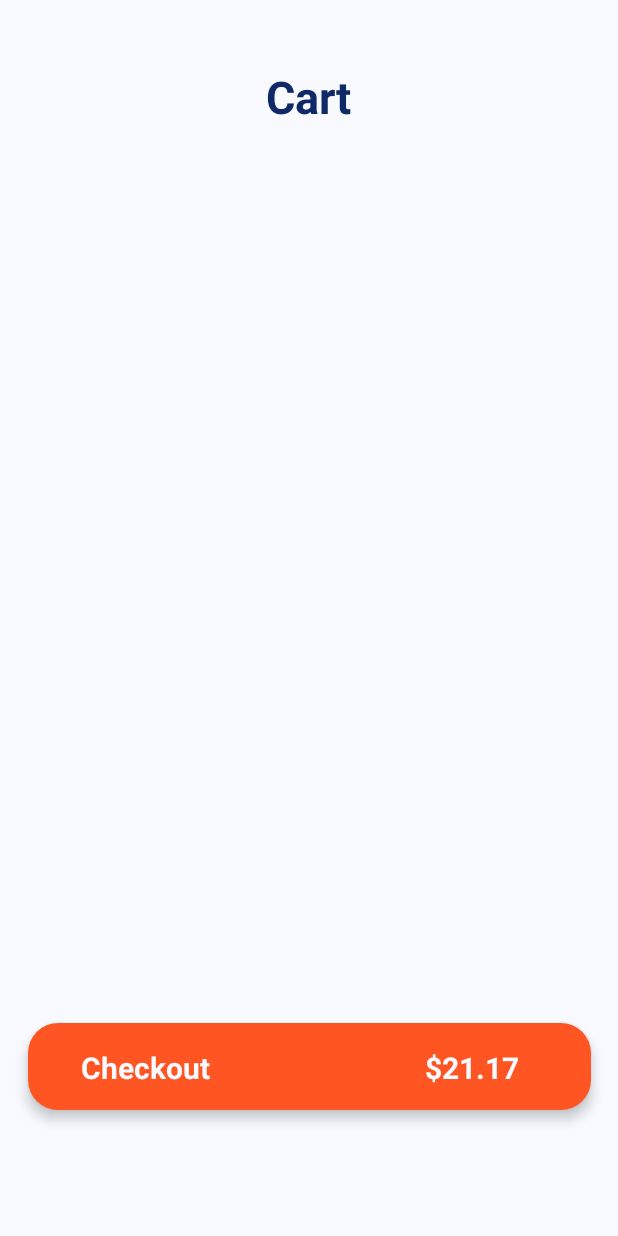
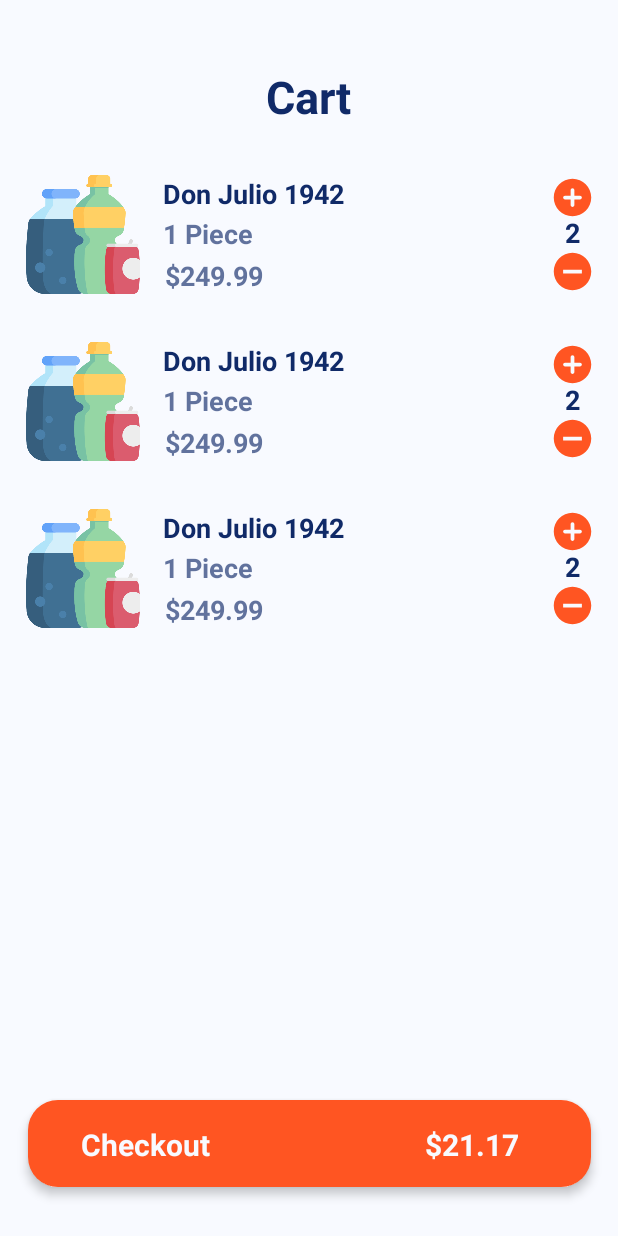
Before and after one commit to sevenwhiteclouds/happydays, an Android app: the layout fragment_cart.xml on its own in the app's theme, with its tools: preview values and no code run, on a phone screen of 412 x 824 dp. Run offline under Robolectric (Android 15) with nearby library versions, the phone set to English and light mode, and no system bars.

Commit message:
cart item design done

```diff
--- a/app/src/main/java/com/kdub/happydays/HomeFragment.java
+++ b/app/src/main/java/com/kdub/happydays/HomeFragment.java
@@ -266,13 +266,13 @@ public class HomeFragment extends Fragment {
     firstName = firstName.substring(0, 1).toUpperCase() + firstName.substring(1);
 
     if (currentHour < 12) {
-      homeHeadingText.setText("Good morning, " + firstName);
+      homeHeadingText.setText("Good morning, " + firstName + " \uD83D\uDC4B");
     }
     else if (currentHour < 18) {
-      homeHeadingText.setText("Good afternoon, " + firstName);
+      homeHeadingText.setText("Good afternoon, " + firstName + " \uD83D\uDC4B");
     }
     else {
-      homeHeadingText.setText("Good evening, " + firstName);
+      homeHeadingText.setText("Good evening, " + firstName + " \uD83D\uDC4B");
     }
   }
 }
--- /dev/null
+++ b/app/src/main/res/drawable/ic_baseline_add_24.xml
@@ -0,0 +1,5 @@
+<vector android:height="24dp" android:tint="#FFFFFF"
+    android:viewportHeight="24" android:viewportWidth="24"
+    android:width="24dp" xmlns:android="http://schemas.android.com/apk/res/android">
+    <path android:fillColor="@android:color/white" android:pathData="M19,13h-6v6h-2v-6H5v-2h6V5h2v6h6v2z"/>
+</vector>
--- /dev/null
+++ b/app/src/main/res/drawable/ic_baseline_remove_circle_24.xml
@@ -0,0 +1,5 @@
+<vector android:height="24dp" android:tint="#FFFFFF"
+    android:viewportHeight="24" android:viewportWidth="24"
+    android:width="24dp" xmlns:android="http://schemas.android.com/apk/res/android">
+    <path android:fillColor="@android:color/white" android:pathData="M12,2C6.48,2 2,6.48 2,12s4.48,10 10,10 10,-4.48 10,-10S17.52,2 12,2zM17,13L7,13v-2h10v2z"/>
+</vector>
--- /dev/null
+++ b/app/src/main/res/layout/cart_item.xml
@@ -0,0 +1,124 @@
+<?xml version="1.0" encoding="utf-8"?>
+<androidx.constraintlayout.widget.ConstraintLayout xmlns:android="http://schemas.android.com/apk/res/android"
+    xmlns:app="http://schemas.android.com/apk/res-auto"
+    xmlns:tools="http://schemas.android.com/tools"
+    android:id="@+id/cart_recycle_view_constraint_layout_parent"
+    android:layout_width="match_parent"
+    android:layout_height="wrap_content"
+    app:cardBackgroundColor="@color/white"
+    app:cardCornerRadius="25dp">
+
+    <RelativeLayout
+        android:id="@+id/cart_recycle_view_relative_layout_child"
+        android:layout_width="381dp"
+        android:layout_height="79dp"
+        android:layout_marginStart="16dp"
+        android:layout_marginTop="16dp"
+        android:layout_marginEnd="16dp"
+        android:layout_marginBottom="16dp"
+        android:background="@color/white"
+        app:layout_constraintBottom_toBottomOf="parent"
+        app:layout_constraintEnd_toEndOf="parent"
+        app:layout_constraintStart_toStartOf="parent"
+        app:layout_constraintTop_toTopOf="parent">
+
+        <ImageView
+            android:id="@+id/cart_recycle_view_item_image"
+            android:layout_width="80dp"
+            android:layout_height="match_parent"
+            android:layout_alignParentStart="true"
+            android:layout_alignParentTop="true"
+            android:layout_alignParentBottom="true"
+            android:layout_marginStart="0dp"
+            android:layout_marginTop="0dp"
+            android:layout_marginBottom="0dp"
+            app:srcCompat="@drawable/beverages" />
+
+        <TextView
+            android:id="@+id/cart_recycle_view_relative_layout_item_name"
+            android:layout_width="wrap_content"
+            android:layout_height="wrap_content"
+            android:layout_alignParentTop="true"
+            android:layout_marginStart="13dp"
+            android:layout_marginTop="0dp"
+            android:layout_marginEnd="78dp"
+            android:layout_toStartOf="@+id/cart_recycle_view_amount_in_cart"
+            android:layout_toEndOf="@+id/cart_recycle_view_item_image"
+            android:gravity="top"
+            android:text="Don Julio 1942"
+            android:textColor="@color/third"
+            android:textSize="18sp"
+            android:textStyle="bold" />
+
+        <TextView
+            android:id="@+id/cart_recycle_view_relative_layout_item_denomination"
+            android:layout_width="wrap_content"
+            android:layout_height="wrap_content"
+            android:layout_below="@+id/cart_recycle_view_relative_layout_item_name"
+            android:layout_alignStart="@+id/cart_recycle_view_relative_layout_item_name"
+            android:layout_marginStart="0dp"
+            android:layout_marginTop="2dp"
+            android:layout_marginEnd="188dp"
+            android:layout_toStartOf="@+id/cart_recycle_view_relative_layout_item_remove_button"
+            android:text="1 Piece"
+            android:textColor="#A6102A68"
+            android:textSize="18sp"
+            android:textStyle="bold" />
+
+        <TextView
+            android:id="@+id/cart_recycle_view_relative_layout_item_price"
+            android:layout_width="wrap_content"
+            android:layout_height="wrap_content"
+            android:layout_below="@+id/cart_recycle_view_relative_layout_item_denomination"
+            android:layout_alignStart="@+id/cart_recycle_view_relative_layout_item_name"
+            android:layout_alignParentBottom="true"
+            android:layout_marginStart="0dp"
+            android:layout_marginTop="2dp"
+            android:layout_marginEnd="191dp"
+            android:layout_marginBottom="0dp"
+            android:layout_toStartOf="@+id/cart_recycle_view_relative_layout_item_remove_button"
+            android:gravity="bottom|end"
+            android:text="$249.99"
+            android:textColor="#A6102A68"
+            android:textSize="18sp"
+            android:textStyle="bold" />
+
+        <ImageView
+            android:id="@+id/cart_recycle_view_relative_layout_item_add_button"
+            android:layout_width="30dp"
+            android:layout_height="30dp"
+            android:layout_alignParentTop="true"
+            android:layout_alignParentEnd="true"
+            android:layout_marginTop="0dp"
+            android:layout_marginEnd="0dp"
+            app:srcCompat="@drawable/ic_round_add_circle_24"
+            app:tint="@color/secondary" />
+
+        <TextView
+            android:id="@+id/cart_recycle_view_amount_in_cart"
+            android:layout_width="wrap_content"
+            android:layout_height="wrap_content"
+            android:layout_below="@+id/cart_recycle_view_relative_layout_item_add_button"
+            android:layout_alignParentEnd="true"
+            android:layout_marginTop="-4dp"
+            android:layout_marginEnd="10dp"
+            android:text="2"
+            android:textColor="@color/third"
+            android:textSize="18sp"
+            android:textStyle="bold" />
+
+        <ImageView
+            android:id="@+id/cart_recycle_view_relative_layout_item_remove_button"
+            android:layout_width="30dp"
+            android:layout_height="30dp"
+            android:layout_below="@+id/cart_recycle_view_amount_in_cart"
+            android:layout_alignParentEnd="true"
+            android:layout_alignParentBottom="true"
+            android:layout_marginTop="-1dp"
+            android:layout_marginEnd="0dp"
+            android:layout_marginBottom="0dp"
+            app:srcCompat="@drawable/ic_baseline_remove_circle_24"
+            app:tint="@color/secondary" />
+    </RelativeLayout>
+
+</androidx.constraintlayout.widget.ConstraintLayout>
--- a/app/src/main/res/layout/fragment_cart.xml
+++ b/app/src/main/res/layout/fragment_cart.xml
@@ -25,12 +25,14 @@
     <androidx.recyclerview.widget.RecyclerView
         android:id="@+id/cart_recycle_view"
         android:layout_width="411dp"
-        android:layout_height="497dp"
+        android:layout_height="600dp"
         android:layout_marginTop="16dp"
         app:layout_constraintBottom_toTopOf="@+id/cart_footer"
         app:layout_constraintEnd_toEndOf="parent"
+        app:layout_constraintHorizontal_bias="0.0"
         app:layout_constraintStart_toStartOf="parent"
-        app:layout_constraintTop_toBottomOf="@+id/cart_header_text" />
+        app:layout_constraintTop_toBottomOf="@+id/cart_header_text"
+        tools:listitem="@layout/cart_item" />
 
     <androidx.constraintlayout.widget.ConstraintLayout
         android:id="@+id/cart_footer"
@@ -49,7 +51,7 @@
             android:background="#7E2121"
             app:cardBackgroundColor="@android:color/transparent"
             app:cardCornerRadius="20dp"
-            app:cardElevation="5dp"
+            app:cardElevation="4dp"
             app:contentPadding="0dp"
             app:layout_constraintBottom_toBottomOf="parent"
             app:layout_constraintEnd_toEndOf="parent"
```
